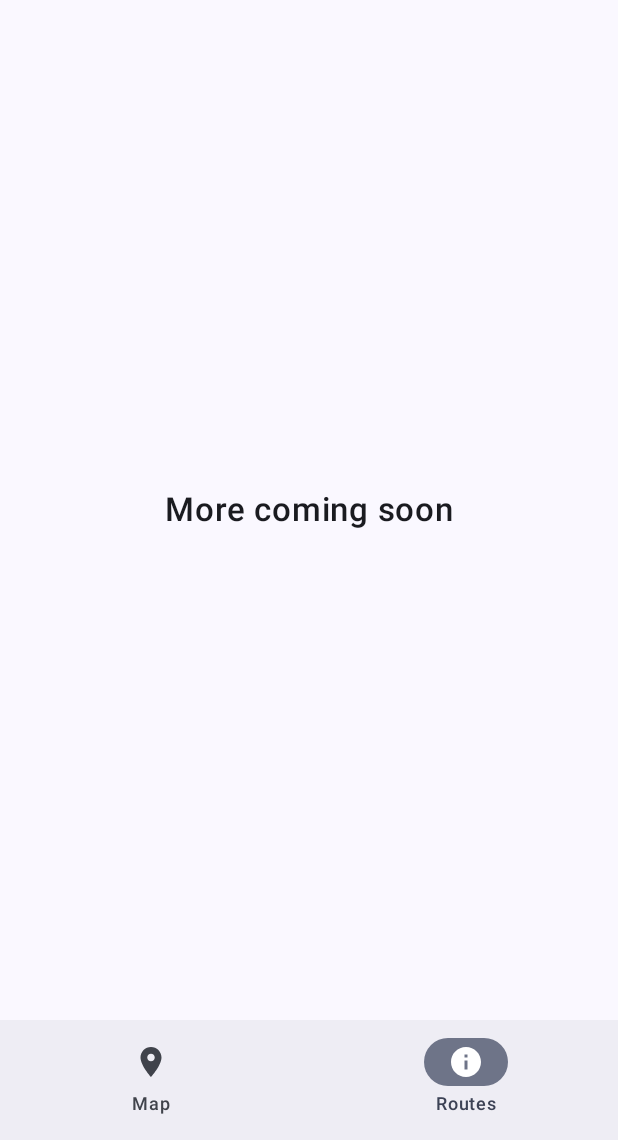
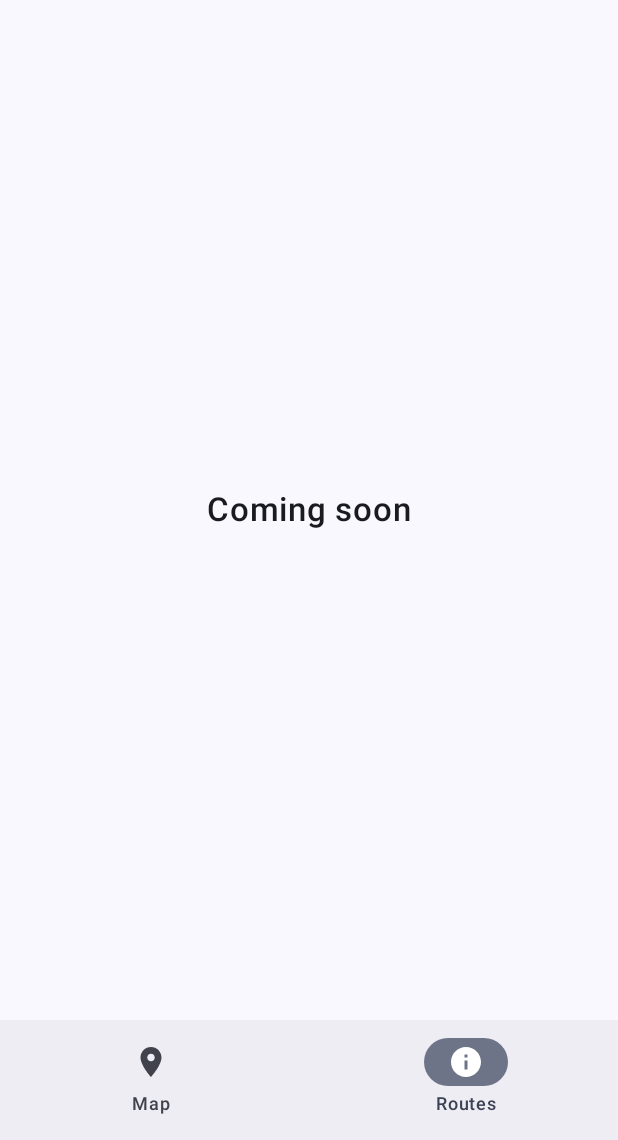
Before and after one commit to Luc-brou/Final-Project--Mobile-Dev, an Android app built with Jetpack Compose: the RoutesScreen screen opened through its navigation route, on a phone screen of 412 x 824 dp, the part 96-1236 px from its top. Run offline under Robolectric (Android 15) with nearby library versions, the phone set to English and light mode, and no system bars; libraries missing offline, so code that uses them is left out: com.google.transit.realtime, com.mapbox.geojson, com.mapbox.maps; 7 statements that could not run were skipped.

Commit message:
Text changed on routes screen

```diff
--- a/app/src/main/java/com/example/halifaxtransit/screens/RoutesScreen.kt
+++ b/app/src/main/java/com/example/halifaxtransit/screens/RoutesScreen.kt
@@ -19,7 +19,7 @@ fun RoutesScreen(modifier: Modifier = Modifier) {
         horizontalAlignment = Alignment.CenterHorizontally
     ) {
         Text(
-            text = "More coming soon",
+            text = "Coming soon",
             fontSize = 22.sp,
             fontWeight = FontWeight.Medium,
             color = MaterialTheme.colorScheme.onBackground
```
